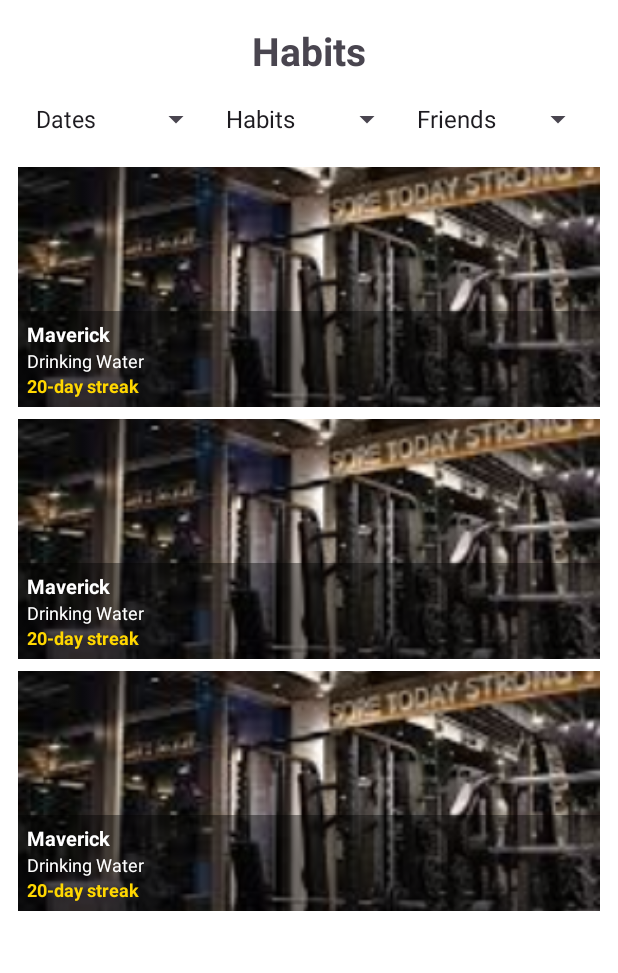
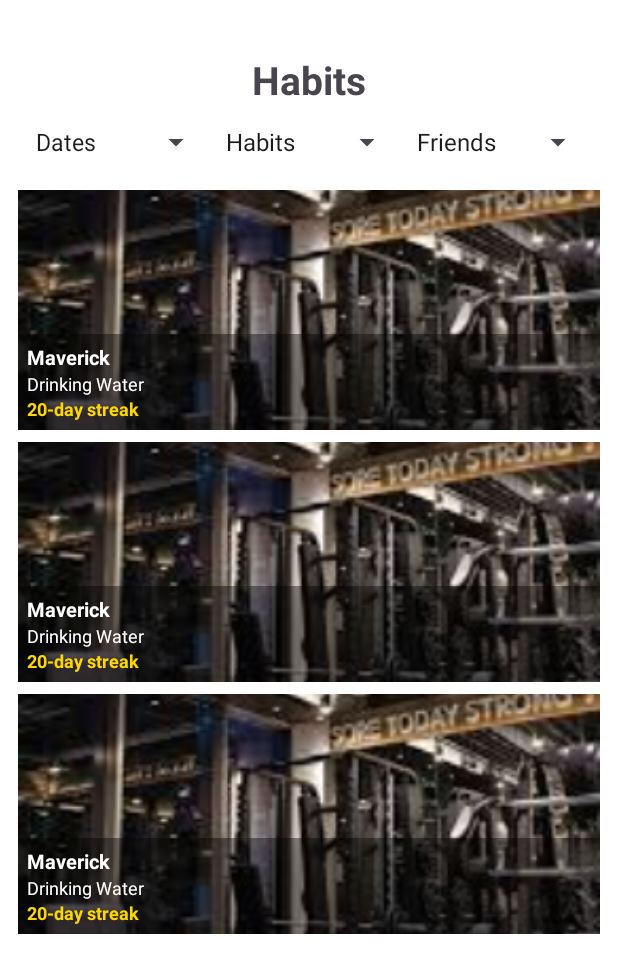
Before and after one commit to code-mav/ITISMOB-MCO-Project, an Android app: the layout fragment_gallery.xml on its own in the app's theme, with its tools: preview values and no code run, on a phone screen of 412 x 824 dp. Shown: the top 973 px of the screen. Run offline under Robolectric (Android 15) with nearby library versions, the phone set to English and light mode, and no system bars.

Commit message:
Update fragment_gallery.xml

```diff
--- a/app/src/main/res/layout/fragment_gallery.xml
+++ b/app/src/main/res/layout/fragment_gallery.xml
@@ -16,7 +16,8 @@
         android:text="Habits"
         android:textSize="26sp"
         android:textStyle="bold"
-        android:padding="16dp"
+        android:paddingTop="35dp"
+        android:paddingBottom="12dp"
         app:layout_constraintTop_toTopOf="parent"
         app:layout_constraintStart_toStartOf="parent"
         app:layout_constraintEnd_toEndOf="parent" />
```
